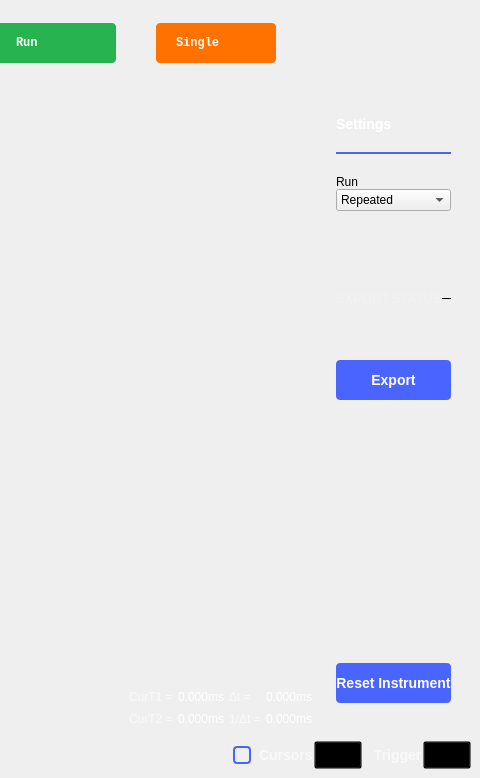
analogdevicesinc/scopy, file ui/logic_analyzer.ui: the form before one commit; both pictures show x 939 to 1419 and y 0 to 778 of the 1419 by 778 pixel window.
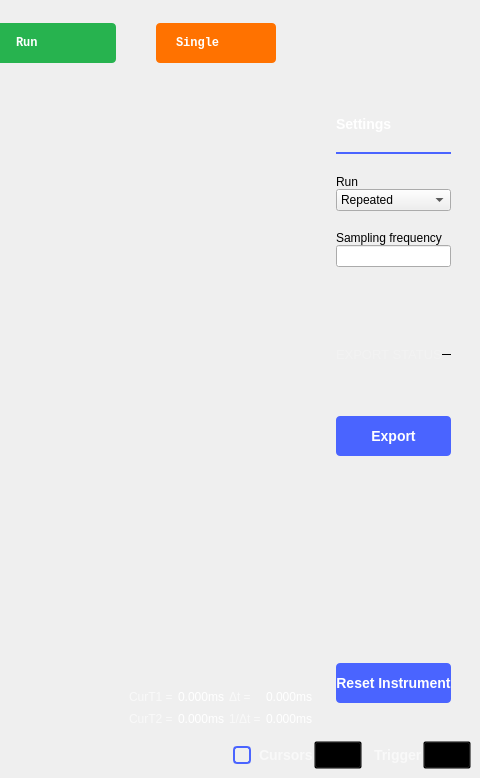
The form after the commit. Icons and pictures are not drawn. Custom widgets are drawn as their Qt base class.

Commit message: Logic Analyzer: If streaming, allow the user to select a frequency.

```diff
--- a/ui/logic_analyzer.ui
+++ b/ui/logic_analyzer.ui
@@ -1506,6 +1506,32 @@
                   </item>
                  </widget>
                 </item>
+                <item>
+                 <spacer name="verticalSpacer_13">
+                  <property name="orientation">
+                   <enum>Qt::Vertical</enum>
+                  </property>
+                  <property name="sizeType">
+                   <enum>QSizePolicy::Fixed</enum>
+                  </property>
+                  <property name="sizeHint" stdset="0">
+                   <size>
+                    <width>20</width>
+                    <height>20</height>
+                   </size>
+                  </property>
+                 </spacer>
+                </item>
+                <item>
+                 <widget class="QLabel" name="label_10">
+                  <property name="text">
+                   <string>Sampling frequency</string>
+                  </property>
+                 </widget>
+                </item>
+                <item>
+                 <widget class="QLineEdit" name="lineeditSampleRate"/>
+                </item>
                 <item>
                  <spacer name="verticalSpacer_8">
                   <property name="orientation">
```
Left out of the diff: 2 changed lines with no effect on the pictures. The commit also changes 2 other files.
